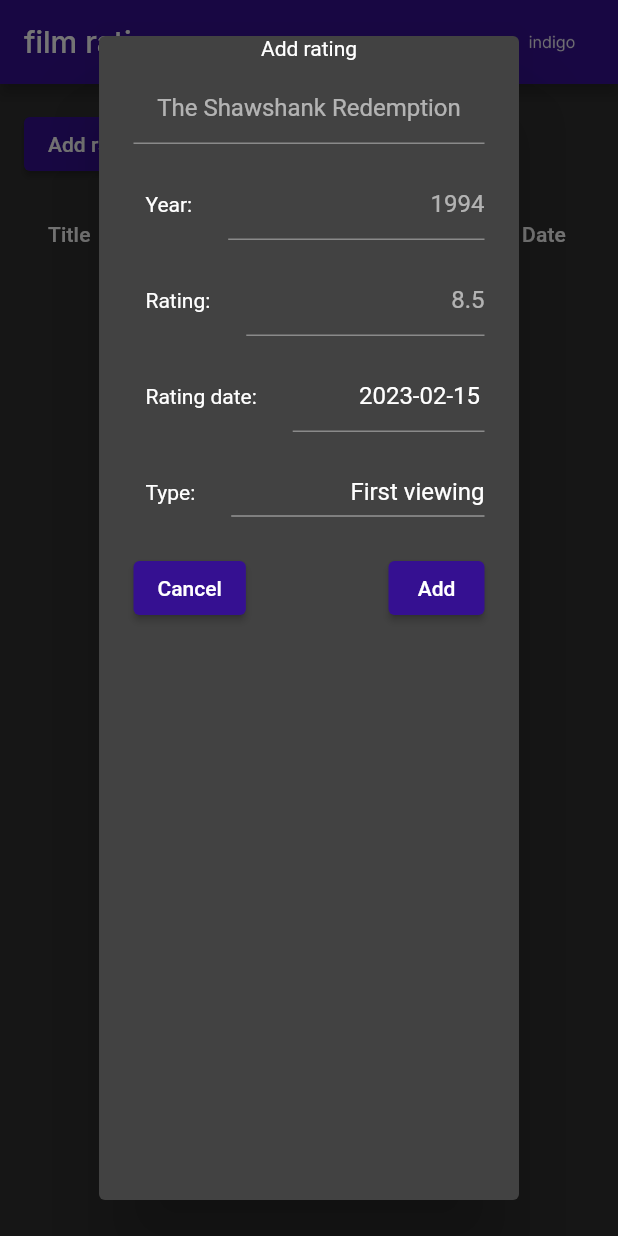
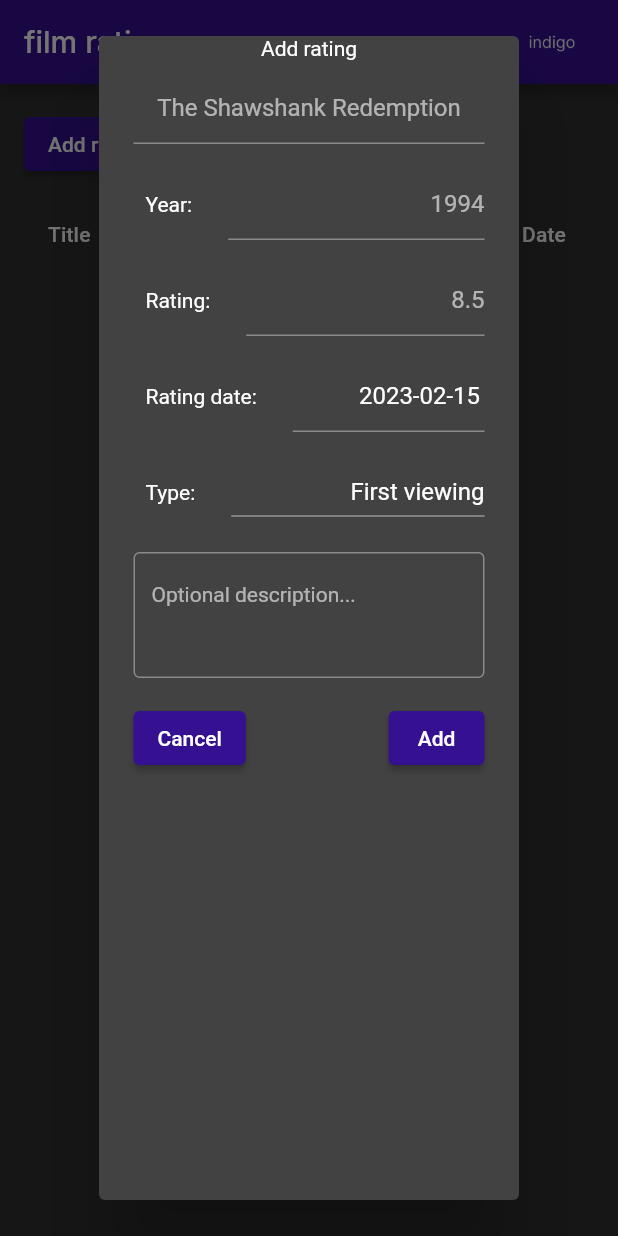
Before and after one commit to ddascalescu/app-film-ratings, a Flutter app: the screen it shows after launch, after a tap on "Add rating...", on a phone screen of 412 x 824 dp. Run offline on Flutter 3.47's test engine with Material 2 defaults, Android fonts, the phone set to English and light mode, and no system bars; drawn by our look-alikes of data_table_2; our stand-ins replace google_fonts, logger, package_info_plus; missing offline and left inert: desktop_window.

Commit message:
FEATURE: Added description box

```diff
--- a/files/app_film_ratings/lib/classes/ratings.dart
+++ b/files/app_film_ratings/lib/classes/ratings.dart
@@ -31,27 +31,25 @@ class Ratings {
     var m = jsonDecode(data);
     assert (m is Map);
 
+    var v = m['version'];
+    assert (v is String);
+
     var l = m['list'];
     assert (l is List);
 
-    return decodeList(l);
+    return decodeList(l, v);
   }
 
-  static List<Rating> decodeList(List l) {
+  static List<Rating> decodeList(List l, String version) {
     List<Rating> ratings = [];
     for (var r in l) {
       try {
-        Rating rating = Rating.fromJson(r);
+        Rating rating = Rating.fromJson(r, version);
         ratings.add(rating);
       } catch (e) {
-        try{
-          Rating rating = Rating.fromJson020(r);
-          ratings.add(rating);
-        } catch (e) {
-          Logger().w("Error decoding rating from JSON:"
-              "\n\t$r"
-              "\n\t$e");
-        }
+        Logger().w("Error decoding rating from JSON:"
+            "\n\t$r"
+            "\n\t$e");
       }
     }
     return ratings;
@@ -69,12 +67,17 @@ class Rating {
   double rating;
   late DateTime ratingDate;
   int typeId;
+  String description;
 
-  Rating(this.filmTitle, this.filmYear, this.rating, DateTime ratingDate, this.typeId) {
+
+
+  Rating(this.filmTitle, this.filmYear, this.rating, DateTime ratingDate, this.typeId, this.description) {
     uuid = const Uuid().v4();
     timestamp = Ratings.dateFormatTimestamp.format(DateTime.now());
     this.ratingDate = DateTime(ratingDate.year, ratingDate.month, ratingDate.day);
   }
+
+
 
   String get filmYearString => filmYear.toString();
   String get ratingString => rating.toStringAsFixed(1);
@@ -101,24 +104,28 @@ class Rating {
     'year': filmYear,
     'rating': rating,
     'date': ratingDateString,
-    'type': typeId
+    'type': typeId,
+    'descr': description
   };
 
-  Rating.fromJson(Map<String, dynamic> json)
+  factory Rating.fromJson(Map<String, dynamic> json, String version) {
+    if (version == '0.2.1') {
+      json['descr'] = "";
+    }
+    if (version == '') {
+      json['type'] = json['descr'];
+      json['descr'] = "";
+    }
+    return Rating.fromJsonDefault(json);
+  }
+
+  Rating.fromJsonDefault(Map<String, dynamic> json)
       : uuid = json['uuid'],
         timestamp = json['ts'],
         filmTitle = json['title'],
         filmYear = json['year'],
         rating = json['rating'],
         ratingDate = Ratings.dateFormat.parse(json['date']),
-        typeId = json['type'];
-
-  Rating.fromJson020(Map<String, dynamic> json)
-      : uuid = json['uuid'],
-        timestamp = json['ts'],
-        filmTitle = json['title'],
-        filmYear = json['year'],
-        rating = json['rating'],
-        ratingDate = Ratings.dateFormat.parse(json['date']),
-        typeId = json['descr'];
+        typeId = json['type'],
+        description = json['descr'];
 }
--- a/files/app_film_ratings/lib/main.dart
+++ b/files/app_film_ratings/lib/main.dart
@@ -85,6 +85,7 @@ class _RatingsTableState extends State<RatingsTable> {
   final _textController = TextEditingController();
   final _numberController = TextEditingController();
   final _yearController = TextEditingController();
+  final _descrController = TextEditingController();
 
   DateTime _selectedDate = DateTime.now();
   int _selectedDropdown = 1;
@@ -142,6 +143,7 @@ class _RatingsTableState extends State<RatingsTable> {
     _numberController.clear();
     _selectedDate = DateTime.now();
     _selectedDropdown = 1;
+    _descrController.clear();
   }
 
   void _showDialogAdd() {
@@ -235,7 +237,7 @@ class _RatingsTableState extends State<RatingsTable> {
                                   )
                               ),
 
-                              /* Type */
+                              /* ENTRY: Type */
                               InputRow(
                                   prompt: "Type:",
                                   child: DropdownButton<int>(
@@ -267,6 +269,22 @@ class _RatingsTableState extends State<RatingsTable> {
                                       }
                                   )
                               ),
+
+                              /* ENTRY: Description */
+                              SizedBox(width: dialogInnerWidth, height: 100, child: PaddingAll(padding: pad,
+                                  child: TextField(
+                                      controller: _descrController,
+                                      decoration: const InputDecoration(
+                                          hintText: "Optional description...",
+                                          border: OutlineInputBorder()
+                                      ),
+                                      minLines: 3,
+                                      maxLines: null,
+                                      style: const TextStyle(
+                                          fontSize: 14
+                                      )
+                                  )
+                              )),
 
                               /* BUTTONS: Cancel and Add */
                               SizedBox(width: dialogInnerWidth, child: Row(children: [
@@ -317,7 +335,8 @@ class _RatingsTableState extends State<RatingsTable> {
           int.parse(_yearController.text),
           double.parse(_numberController.text),
           _selectedDate,
-          _selectedDropdown
+          _selectedDropdown,
+          _descrController.text
       );
       if (r.filmYear < 1850) {
         ScaffoldMessenger.of(dialogContext).showSnackBar(
@@ -428,6 +447,23 @@ class _RatingsTableState extends State<RatingsTable> {
                                       textAlign: TextAlign.right
                                   )
                               ),
+
+                              SizedBox(width: dialogInnerWidth, height: 100, child: PaddingAll(padding: pad,
+                                  child: TextField(
+                                      readOnly: true,
+                                      controller: TextEditingController(
+                                        text: rating.description
+                                      ),
+                                      decoration: const InputDecoration(
+                                          border: OutlineInputBorder()
+                                      ),
+                                      minLines: 3,
+                                      maxLines: null,
+                                      style: const TextStyle(
+                                          fontSize: 14
+                                      )
+                                  )
+                              )),
 
                               /* BUTTONS: Return and Delete */
                               SizedBox(width: dialogInnerWidth, child: Row(children: [
@@ -572,11 +608,12 @@ class _RatingsTableState extends State<RatingsTable> {
       try {
         r = Ratings.decode(data);
       } on AssertionError catch (_) {
+        // TODO remove this when all updated
         var x = jsonDecode(data);
         if (x is List) {
           logger.i("Ratings file is version <= 0.2.0"
               "\n\tUpdating...");
-          r = Ratings.decodeList(x);
+          r = Ratings.decodeList(x, '');
           _writeRatings(r);
         }
       }
--- a/files/app_film_ratings/lib/utils/ui.dart
+++ b/files/app_film_ratings/lib/utils/ui.dart
@@ -20,6 +20,7 @@ class InputRow extends StatelessWidget {
       );
     } else {
       return SizedBox(width: dialogInnerWidth, child: Row(children: [
+        // TODO: remove padding (at least left padding) to make inline with film name box
         PaddingAll(
             padding: pad*2,
             child: Text(prompt!)
```
Also changed, not shown: changelog.txt.
